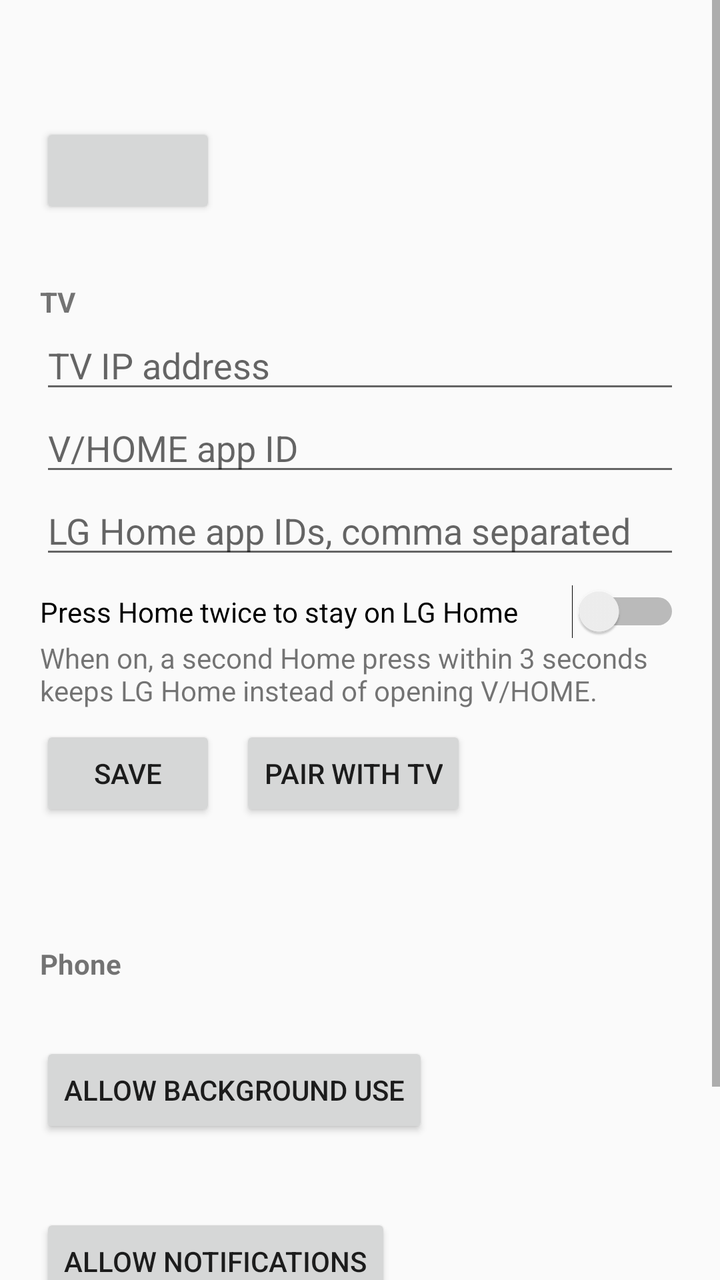
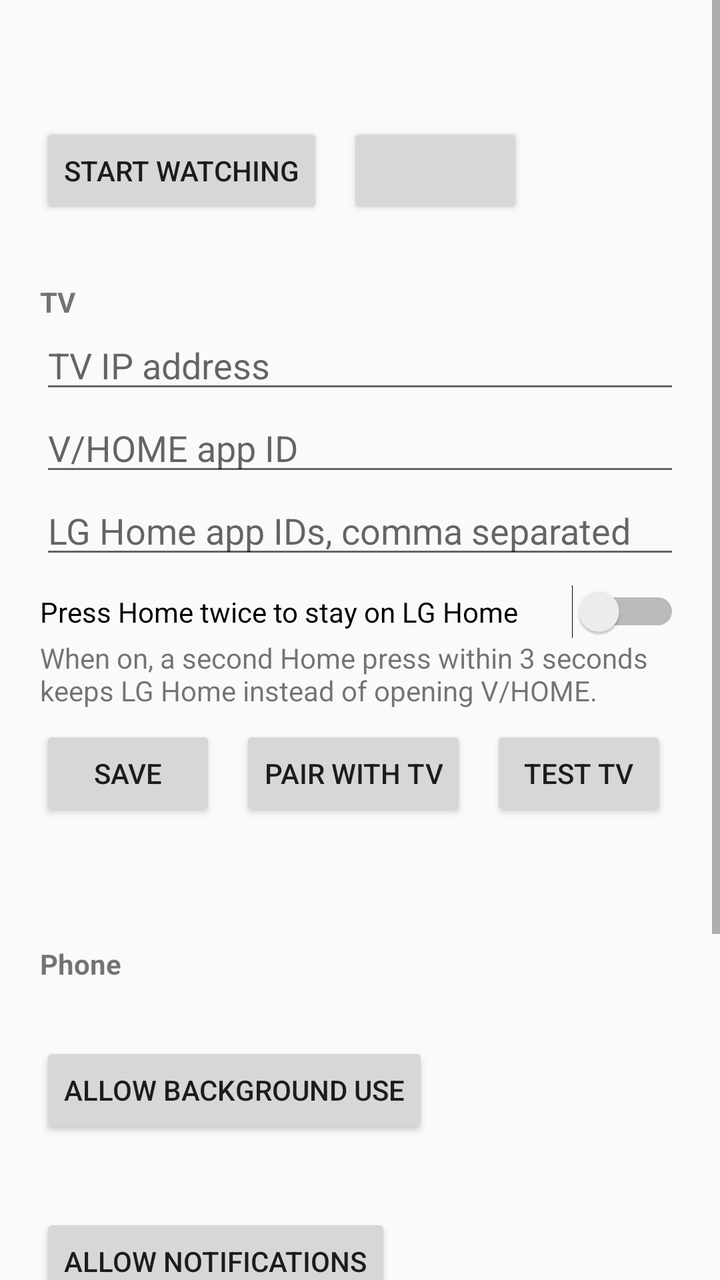

Before-and-after screenshots of an Android layout around one commit, followed by the original layout XML and the change that was made.
<!-- AndroidManifest.xml: application theme android:Theme.Material.Light.NoActionBar -->
<!-- res/layout/activity_main.xml -->
<?xml version="1.0" encoding="utf-8"?>
<ScrollView xmlns:android="http://schemas.android.com/apk/res/android"
    android:layout_width="match_parent"
    android:layout_height="match_parent"
    android:fillViewport="true">

    <LinearLayout
        android:layout_width="match_parent"
        android:layout_height="wrap_content"
        android:orientation="vertical"
        android:paddingStart="20dp"
        android:paddingEnd="20dp"
        android:paddingTop="24dp"
        android:paddingBottom="32dp">

        <TextView
            android:id="@+id/status"
            android:layout_width="match_parent"
            android:layout_height="wrap_content"
            android:textSize="22sp"
            android:textStyle="bold" />

        <Button
            android:id="@+id/pauseToggle"
            android:layout_width="wrap_content"
            android:layout_height="wrap_content"
            android:layout_marginTop="8dp" />

        <TextView
            android:layout_width="match_parent"
            android:layout_height="wrap_content"
            android:layout_marginTop="32dp"
            android:text="@string/section_tv"
            android:textSize="14sp"
            android:textStyle="bold" />

        <EditText
            android:id="@+id/hostField"
            android:layout_width="match_parent"
            android:layout_height="wrap_content"
            android:hint="@string/hint_tv_ip"
            android:importantForAutofill="no"
            android:inputType="textUri"
            android:singleLine="true" />

        <EditText
            android:id="@+id/vhomeField"
            android:layout_width="match_parent"
            android:layout_height="wrap_content"
            android:hint="@string/hint_vhome_id"
            android:importantForAutofill="no"
            android:inputType="textUri"
            android:singleLine="true" />

        <EditText
            android:id="@+id/homeIdsField"
            android:layout_width="match_parent"
            android:layout_height="wrap_content"
            android:hint="@string/hint_home_ids"
            android:importantForAutofill="no"
            android:inputType="textUri"
            android:singleLine="true" />

        <Switch
            android:id="@+id/doubleHomeSwitch"
            android:layout_width="match_parent"
            android:layout_height="wrap_content"
            android:layout_marginTop="8dp"
            android:text="@string/double_home" />

        <TextView
            android:layout_width="match_parent"
            android:layout_height="wrap_content"
            android:text="@string/double_home_help"
            android:textAppearance="?android:attr/textAppearanceSmall" />

        <LinearLayout
            android:layout_width="match_parent"
            android:layout_height="wrap_content"
            android:layout_marginTop="8dp"
            android:orientation="horizontal">

            <Button
                android:id="@+id/saveButton"
                android:layout_width="wrap_content"
                android:layout_height="wrap_content"
                android:text="@string/save" />

            <Button
                android:id="@+id/pairButton"
                android:layout_width="wrap_content"
                android:layout_height="wrap_content"
                android:layout_marginStart="12dp"
                android:text="@string/pair" />
        </LinearLayout>

        <TextView
            android:id="@+id/pairStatus"
            android:layout_width="match_parent"
            android:layout_height="wrap_content"
            android:layout_marginTop="8dp"
            android:textSize="16sp" />

        <TextView
            android:layout_width="match_parent"
            android:layout_height="wrap_content"
            android:layout_marginTop="32dp"
            android:text="@string/section_phone"
            android:textSize="14sp"
            android:textStyle="bold" />

        <TextView
            android:id="@+id/batteryText"
            android:layout_width="match_parent"
            android:layout_height="wrap_content"
            android:layout_marginTop="8dp"
            android:textSize="16sp" />

        <Button
            android:id="@+id/batteryButton"
            android:layout_width="wrap_content"
            android:layout_height="wrap_content"
            android:text="@string/battery_fix" />

        <TextView
            android:id="@+id/notifText"
            android:layout_width="match_parent"
            android:layout_height="wrap_content"
            android:layout_marginTop="16dp"
            android:textSize="16sp" />

        <Button
            android:id="@+id/notifButton"
            android:layout_width="wrap_content"
            android:layout_height="wrap_content"
            android:text="@string/notif_fix" />

        <TextView
            android:layout_width="match_parent"
            android:layout_height="wrap_content"
            android:layout_marginTop="32dp"
            android:text="@string/footer"
            android:textSize="14sp" />
    </LinearLayout>
</ScrollView>
<!-- resources referenced by this layout -->
<resources>
  <string name="battery_fix">Allow background use</string>
  <string name="double_home">Press Home twice to stay on LG Home</string>
  <string name="double_home_help">When on, a second Home press within 3 seconds keeps LG Home instead of opening V/HOME.</string>
  <string name="footer">Watching starts automatically when this phone joins home Wi-Fi.</string>
  <string name="hint_home_ids">LG Home app IDs, comma separated</string>
  <string name="hint_tv_ip">TV IP address</string>
  <string name="hint_vhome_id">V/HOME app ID</string>
  <string name="notif_fix">Allow notifications</string>
  <string name="pair">Pair with TV</string>
  <string name="save">Save</string>
  <string name="section_phone">Phone</string>
  <string name="section_tv">TV</string>
</resources>

<!-- the commit's change to res/layout/activity_main.xml (unified diff, before → after) -->
@@ -20,11 +20,24 @@
             android:textSize="22sp"
             android:textStyle="bold" />
 
-        <Button
-            android:id="@+id/pauseToggle"
-            android:layout_width="wrap_content"
-            android:layout_height="wrap_content"
-            android:layout_marginTop="8dp" />
+        <LinearLayout
+            android:layout_width="match_parent"
+            android:layout_height="wrap_content"
+            android:layout_marginTop="8dp"
+            android:orientation="horizontal">
+
+            <Button
+                android:id="@+id/startButton"
+                android:layout_width="wrap_content"
+                android:layout_height="wrap_content"
+                android:text="@string/start_now" />
+
+            <Button
+                android:id="@+id/pauseToggle"
+                android:layout_width="wrap_content"
+                android:layout_height="wrap_content"
+                android:layout_marginStart="12dp" />
+        </LinearLayout>
 
         <TextView
             android:layout_width="match_parent"
@@ -92,6 +105,13 @@
                 android:layout_height="wrap_content"
                 android:layout_marginStart="12dp"
                 android:text="@string/pair" />
+
+            <Button
+                android:id="@+id/testButton"
+                android:layout_width="wrap_content"
+                android:layout_height="wrap_content"
+                android:layout_marginStart="12dp"
+                android:text="@string/test_tv" />
         </LinearLayout>
 
         <TextView
@@ -141,5 +161,41 @@
             android:layout_marginTop="32dp"
             android:text="@string/footer"
             android:textSize="14sp" />
+
+        <TextView
+            android:layout_width="match_parent"
+            android:layout_height="wrap_content"
+            android:layout_marginTop="32dp"
+            android:text="@string/section_log"
+            android:textSize="14sp"
+            android:textStyle="bold" />
+
+        <LinearLayout
+            android:layout_width="match_parent"
+            android:layout_height="wrap_content"
+            android:orientation="horizontal">
+
+            <Button
+                android:id="@+id/copyLogButton"
+                android:layout_width="wrap_content"
+                android:layout_height="wrap_content"
+                android:text="@string/copy_log" />
+
+            <Button
+                android:id="@+id/refreshLogButton"
+                android:layout_width="wrap_content"
+                android:layout_height="wrap_content"
+                android:layout_marginStart="12dp"
+                android:text="@string/refresh_log" />
+        </LinearLayout>
+
+        <TextView
+            android:id="@+id/logText"
+            android:layout_width="match_parent"
+            android:layout_height="wrap_content"
+            android:layout_marginTop="8dp"
+            android:fontFamily="monospace"
+            android:textIsSelectable="true"
+            android:textSize="12sp" />
     </LinearLayout>
 </ScrollView>
<!-- resource entries referenced after the edit -->
@@ -1,6 +1,7 @@
 <!-- resources referenced by this layout -->
 <resources>
   <string name="battery_fix">Allow background use</string>
+  <string name="copy_log">Copy log</string>
   <string name="double_home">Press Home twice to stay on LG Home</string>
   <string name="double_home_help">When on, a second Home press within 3 seconds keeps LG Home instead of opening V/HOME.</string>
   <string name="footer">Watching starts automatically when this phone joins home Wi-Fi.</string>
@@ -9,8 +10,12 @@
   <string name="hint_vhome_id">V/HOME app ID</string>
   <string name="notif_fix">Allow notifications</string>
   <string name="pair">Pair with TV</string>
+  <string name="refresh_log">Refresh</string>
   <string name="save">Save</string>
+  <string name="section_log">Event log</string>
   <string name="section_phone">Phone</string>
   <string name="section_tv">TV</string>
+  <string name="start_now">Start watching</string>
+  <string name="test_tv">Test TV</string>
 </resources>
 
